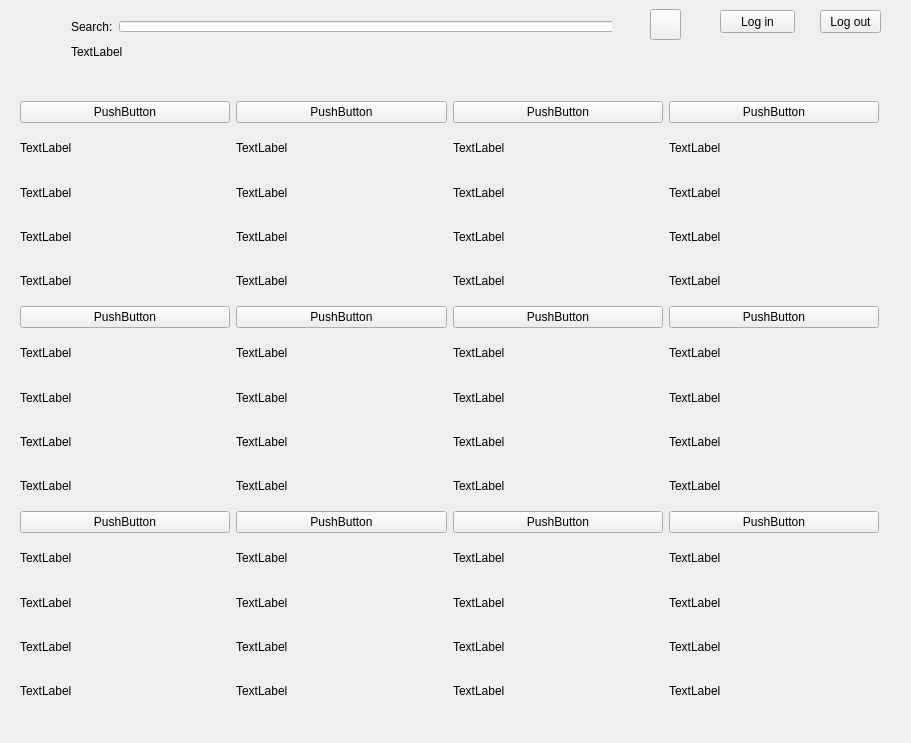
This is libdash/qtsampleplayer/ondemandgui.ui in sunRainPenguin/libdash-adaptation as Qt 5 draws it before an edit. The edited form follows.
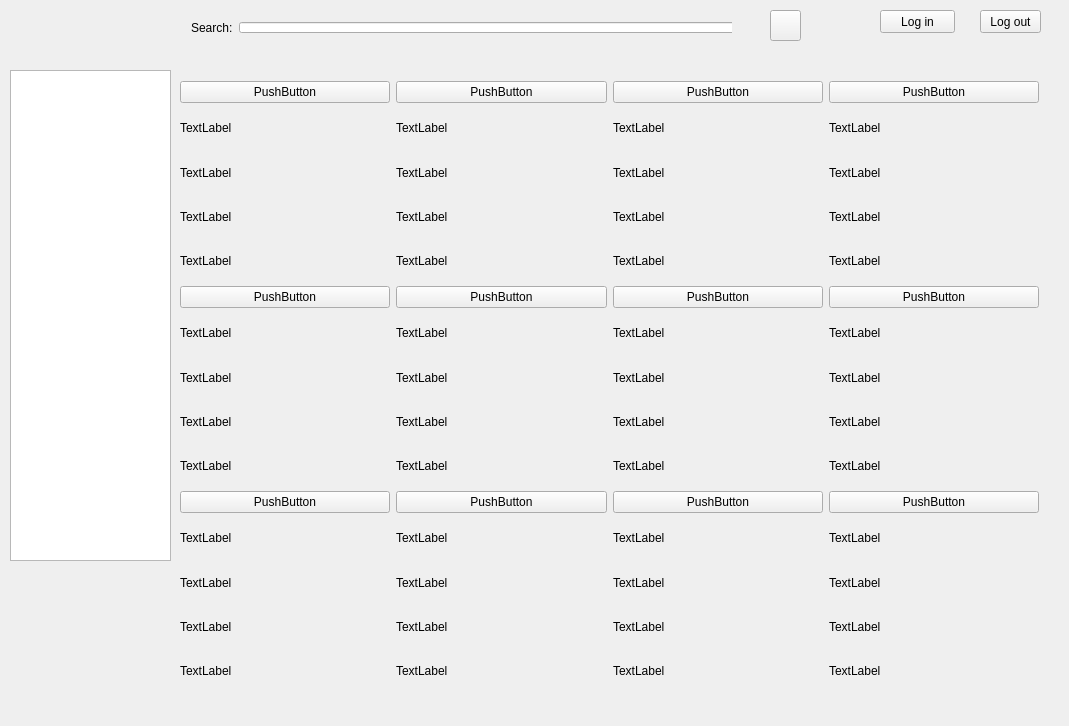
This is the edited form. Custom widgets are drawn as their Qt base class.

```diff
--- a/libdash/qtsampleplayer/ondemandgui.ui
+++ b/libdash/qtsampleplayer/ondemandgui.ui
@@ -6,8 +6,8 @@
    <rect>
     <x>0</x>
     <y>0</y>
-    <width>911</width>
-    <height>743</height>
+    <width>1069</width>
+    <height>726</height>
    </rect>
   </property>
   <property name="windowTitle">
@@ -16,7 +16,7 @@
   <widget class="QPushButton" name="button_logout">
    <property name="geometry">
     <rect>
-     <x>820</x>
+     <x>980</x>
      <y>10</y>
      <width>61</width>
      <height>23</height>
@@ -29,7 +29,7 @@
   <widget class="QPushButton" name="button_login">
    <property name="geometry">
     <rect>
-     <x>720</x>
+     <x>880</x>
      <y>10</y>
      <width>75</width>
      <height>23</height>
@@ -42,8 +42,8 @@
   <widget class="QWidget" name="layoutWidget">
    <property name="geometry">
     <rect>
-     <x>20</x>
-     <y>90</y>
+     <x>180</x>
+     <y>70</y>
      <width>870</width>
      <height>631</height>
     </rect>
@@ -525,8 +525,8 @@
   <widget class="QPushButton" name="button_search">
    <property name="geometry">
     <rect>
-     <x>650</x>
-     <y>9</y>
+     <x>770</x>
+     <y>10</y>
      <width>31</width>
      <height>31</height>
     </rect>
@@ -544,11 +544,11 @@
     <string/>
    </property>
   </widget>
-  <widget class="QWidget" name="">
+  <widget class="QWidget" name="layoutWidget">
    <property name="geometry">
     <rect>
-     <x>60</x>
-     <y>10</y>
+     <x>180</x>
+     <y>11</y>
      <width>552</width>
      <height>54</height>
     </rect>
@@ -602,12 +602,22 @@
        </size>
       </property>
       <property name="text">
-       <string>TextLabel</string>
+       <string/>
       </property>
      </widget>
     </item>
    </layout>
   </widget>
+  <widget class="QTreeView" name="treeView">
+   <property name="geometry">
+    <rect>
+     <x>10</x>
+     <y>70</y>
+     <width>161</width>
+     <height>491</height>
+    </rect>
+   </property>
+  </widget>
  </widget>
  <layoutdefault spacing="6" margin="11"/>
  <customwidgets>
```
